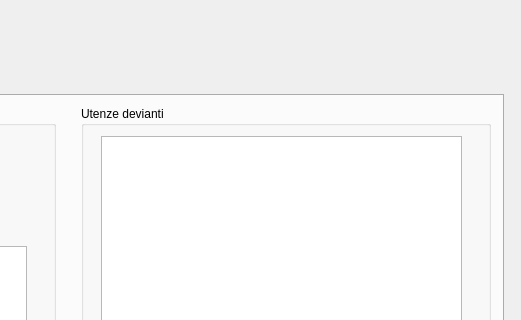
Above: consumiIdrici/mainwindow.ui from FedericoMartinese/ConsumiIdrici before the change; both pictures show x 376 to 897 and y 0 to 320 of the 897 by 652 pixel window. Below: the same form after it.
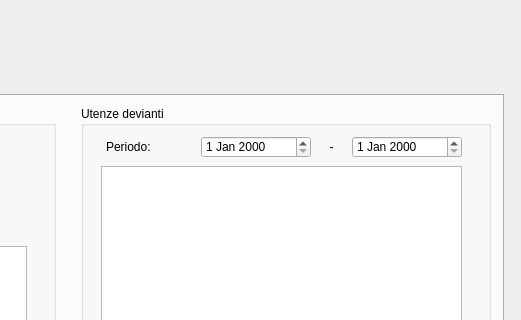
That is the form after the change. Custom widgets are drawn as their Qt base class.

Commit message: Deviant users period

```diff
--- a/consumiIdrici/mainwindow.ui
+++ b/consumiIdrici/mainwindow.ui
@@ -527,9 +527,9 @@
        <property name="geometry">
         <rect>
          <x>20</x>
-         <y>30</y>
+         <y>60</y>
          <width>361</width>
-         <height>441</height>
+         <height>411</height>
         </rect>
        </property>
        <property name="selectionMode">
@@ -555,17 +555,55 @@
         <string>0</string>
        </property>
       </widget>
-      <zorder>label_16</zorder>
-      <zorder>monthlyAvg</zorder>
-      <zorder>dailyAvg</zorder>
-      <zorder>avgTable</zorder>
-      <zorder>weeklyAvg</zorder>
-      <zorder>monthlyAvg</zorder>
-      <zorder>label_16</zorder>
-      <zorder>dailyAvg</zorder>
-      <zorder>avgTable</zorder>
-      <zorder>weeklyAvg</zorder>
-      <zorder>groupBox_4</zorder>
+      <widget class="QDateEdit" name="devUsers_startDate">
+       <property name="geometry">
+        <rect>
+         <x>120</x>
+         <y>30</y>
+         <width>110</width>
+         <height>22</height>
+        </rect>
+       </property>
+      </widget>
+      <widget class="QLabel" name="label_15">
+       <property name="geometry">
+        <rect>
+         <x>230</x>
+         <y>30</y>
+         <width>41</width>
+         <height>22</height>
+        </rect>
+       </property>
+       <property name="text">
+        <string>-</string>
+       </property>
+       <property name="alignment">
+        <set>Qt::AlignCenter</set>
+       </property>
+      </widget>
+      <widget class="QDateEdit" name="devUsers_endDate">
+       <property name="geometry">
+        <rect>
+         <x>271</x>
+         <y>30</y>
+         <width>110</width>
+         <height>22</height>
+        </rect>
+       </property>
+      </widget>
+      <widget class="QLabel" name="label_17">
+       <property name="geometry">
+        <rect>
+         <x>25</x>
+         <y>30</y>
+         <width>91</width>
+         <height>22</height>
+        </rect>
+       </property>
+       <property name="text">
+        <string>Periodo:</string>
+       </property>
+      </widget>
      </widget>
      <widget class="QGroupBox" name="groupBox_4">
       <property name="geometry">
```
The commit also changes 5 other files.
